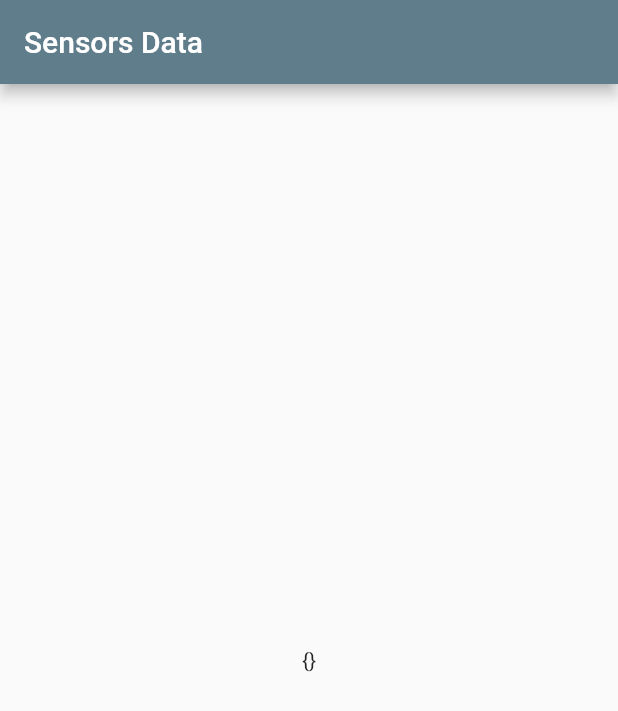
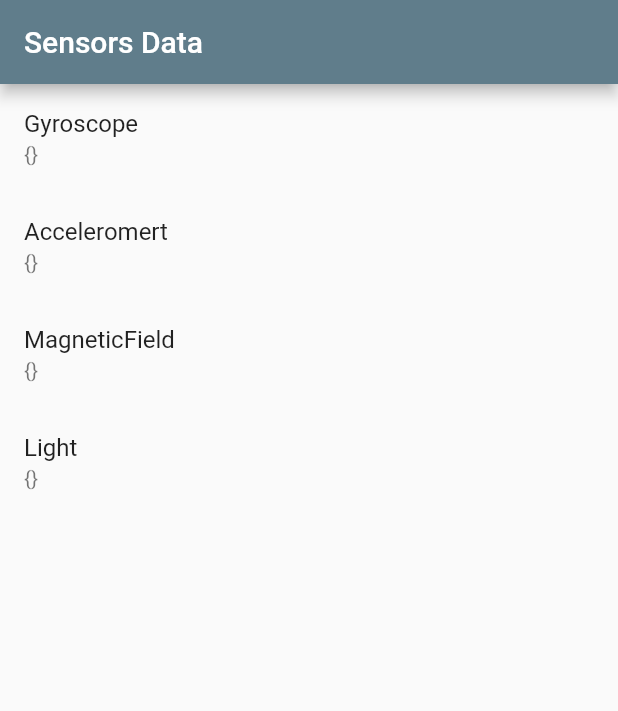
Before and after one commit to kciecinski/sensorsFlutterApp, a Flutter app: the screen it shows after launch, on a phone screen of 412 x 824 dp. Shown: the top 711 px of the screen. Run offline on Flutter 3.47's test engine with Material 2 defaults, Android fonts, the phone set to English and light mode, and no system bars.

Commit message:
more basic sensors added

```diff
--- a/lib/main.dart
+++ b/lib/main.dart
@@ -1,7 +1,5 @@
-import 'dart:async';
-
 import 'package:flutter/material.dart';
-import 'package:flutter/services.dart';
+import 'package:wbudy_apka/widgets/SensorDataDisplay.dart';
 
 void main() => runApp(MyApp());
 
@@ -22,15 +20,6 @@ class MyApp extends StatelessWidget {
 class MyHomePage extends StatefulWidget {
   MyHomePage({Key key, this.title}) : super(key: key);
 
-  // This widget is the home page of your application. It is stateful, meaning
-  // that it has a State object (defined below) that contains fields that affect
-  // how it looks.
-
-  // This class is the configuration for the state. It holds the values (in this
-  // case the title) provided by the parent (in this case the App widget) and
-  // used by the build method of the State. Fields in a Widget subclass are
-  // always marked "final".
-
   final String title;
 
   @override
@@ -38,32 +27,13 @@ class MyHomePage extends StatefulWidget {
 }
 
 class _MyHomePageState extends State<MyHomePage> {
-  Map<String, double> _gyro = {};
-  Timer _everySecond;
-  static const platform = const MethodChannel('samples.flutter.dev/gyroscope');
 
-  void _setGryoscopeValues({double x, double y , double z}) {
-    setState(() {
-      _gyro = {"x": x, "y":y, "z":z};
-    });
-  }
-
-  @override
-  void initState() {
-    // TODO: implement initState
-    super.initState();
-    Map result = {};
-    _everySecond = Timer.periodic(Duration(seconds: 1), (Timer t) async {
-      try {
-        result = await platform.invokeMethod('getGyroscopeValues');
-      } on PlatformException catch (e) {
-        print(e);
-      }
-      _setGryoscopeValues(x: result['x'], y: result['y'], z: result['z']);
-    });
-  }
-
-
+  List<Map> _sensorsInfo = [
+    {"Name": "Gyroscope", "Method": "getGyroscopeValues"},
+    {"Name": "Acceleromert", "Method": "getAccelerometrValues"},
+    {"Name": "MagneticField", "Method": "getMagneticFieldValues"},
+    {"Name": "Light", "Method": "getLightValues"}
+  ];
 
   @override
   Widget build(BuildContext context) {
@@ -71,13 +41,12 @@ class _MyHomePageState extends State<MyHomePage> {
       appBar: AppBar(
         title: Text(widget.title),
       ),
-      body: Center(
-        child: Column(
-          mainAxisAlignment: MainAxisAlignment.center,
-          children: <Widget>[
-            Text(_gyro.toString()),
-          ],
-        ),
+      body: SingleChildScrollView(child:
+        ListView(
+          shrinkWrap: true,
+          children:
+            _sensorsInfo.map((sensorInfo) => SesnsorDataDisplay(sensorMethod: sensorInfo['Method'], sensorName: sensorInfo['Name']) ).toList()
+        )
       ),
     );
   }
--- /dev/null
+++ b/lib/widgets/SensorDataDisplay.dart
@@ -0,0 +1,60 @@
+import 'dart:async';
+
+import 'package:flutter/material.dart';
+import 'package:flutter/services.dart';
+
+class SesnsorDataDisplay extends StatefulWidget {
+
+SesnsorDataDisplay({this.sensorMethod, this.sensorName});
+
+  final String sensorMethod;
+  final String sensorName;
+
+  @override
+  _SesnsorDataDisplayState createState() => _SesnsorDataDisplayState();
+}
+
+class _SesnsorDataDisplayState extends State<SesnsorDataDisplay> {
+  Timer _everySecond;
+
+  static const platform = const MethodChannel('samples.flutter.dev/sensors');
+  Map _values = {};
+
+  @override
+  void initState() {
+    super.initState();
+    Map result = {};
+    _everySecond = Timer.periodic(Duration(seconds: 1), (Timer t) async {
+      try {
+        result = await platform.invokeMethod(widget.sensorMethod);
+      } on PlatformException catch (e) {
+        print(e);
+      }
+      if(result.containsKey('value')) {
+        _setSingleValue(val: result['value']);
+      } else {
+        _setValues(x: result['x'], y: result['y'], z:result['z']);
+      }
+    });
+  }
+
+  void _setValues({double x, double y , double z}) {
+    setState(() {
+      _values = {"x": x.toStringAsPrecision(3), "y":y.toStringAsPrecision(3), "z":z.toStringAsPrecision(3)};
+    });
+  }
+
+    void _setSingleValue({double val}) {
+    setState(() {
+      _values = {"value": val.toStringAsPrecision(3)};
+    });
+  }
+
+  @override
+  Widget build(BuildContext context) {
+    return ListTile(
+      title: Text(widget.sensorName),
+      subtitle: Text(_values.toString()),
+    );
+  }
+}
```
Also changed, not shown: 1 other file.
